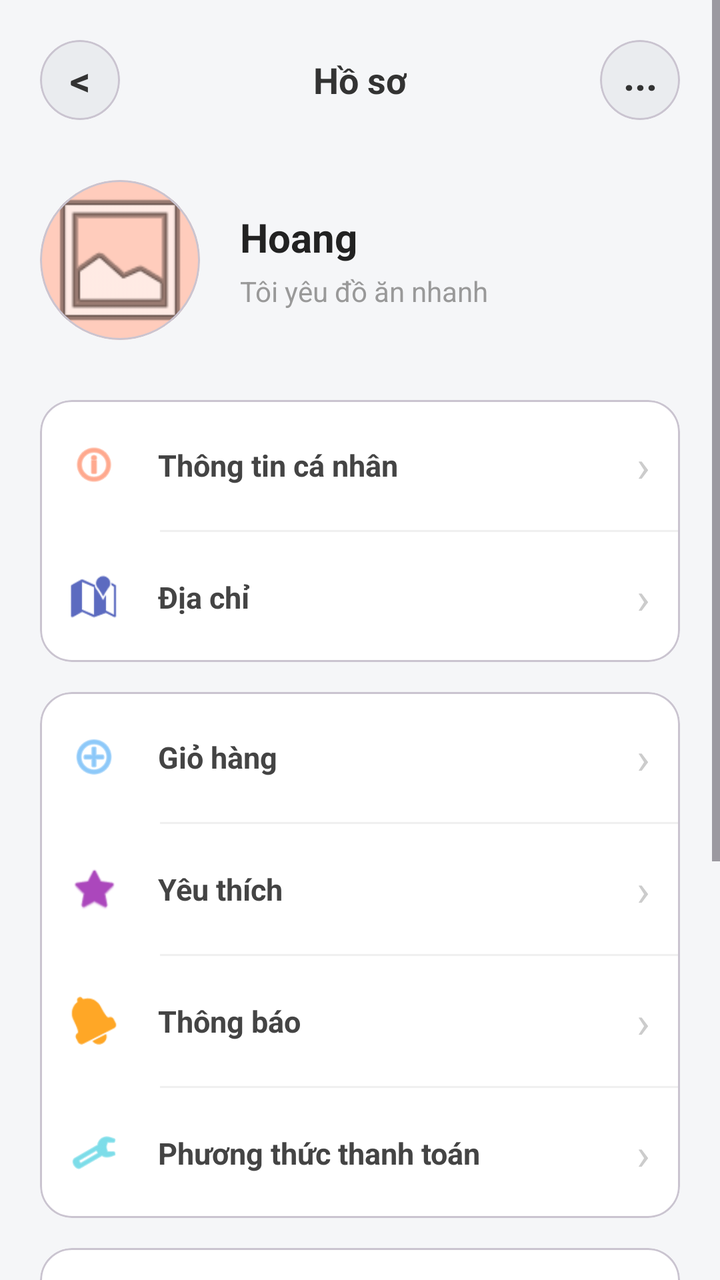
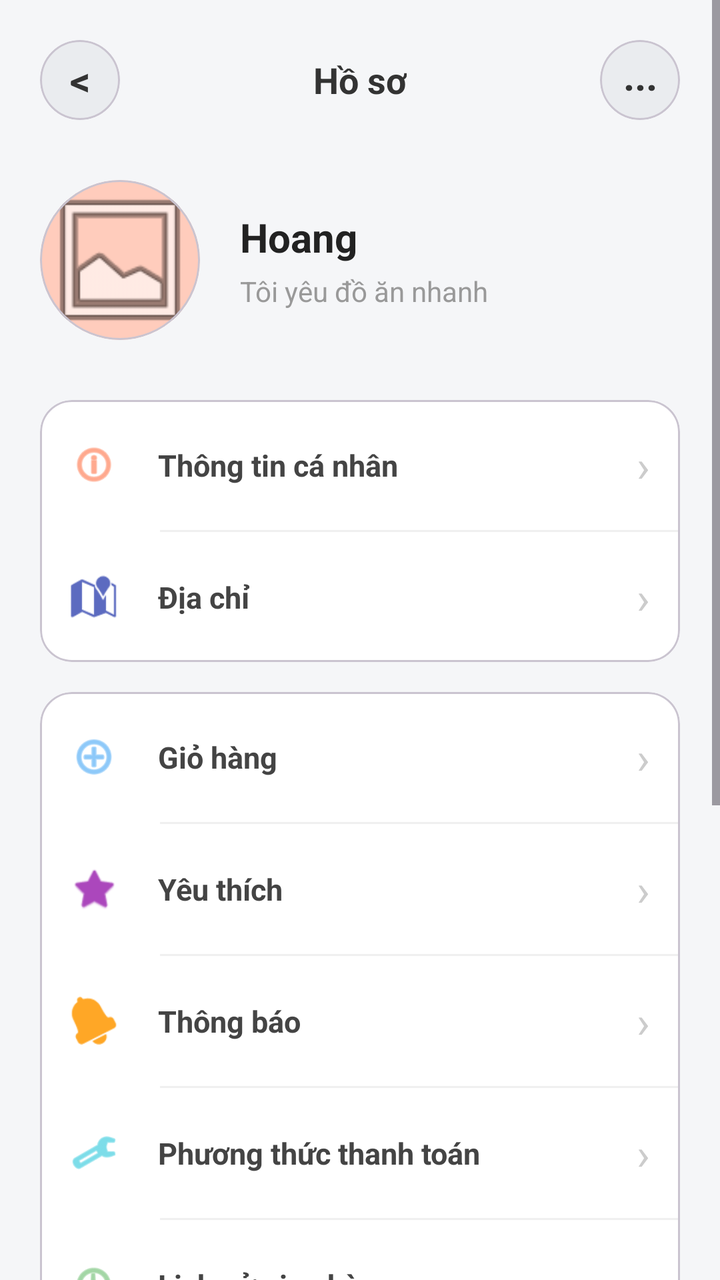

An Android layout rendered at two revisions. The XML below is the earlier revision; the diff shows what the commit changed to produce the second picture.
<!-- AndroidManifest.xml: application theme Theme.NHOM33 -->
<!-- res/layout/profile_activity.xml -->
<?xml version="1.0" encoding="utf-8"?>
<ScrollView xmlns:android="http://schemas.android.com/apk/res/android"
    xmlns:app="http://schemas.android.com/apk/res-auto"
    android:layout_width="match_parent"
    android:layout_height="match_parent"
    android:background="#F5F6F8">

    <LinearLayout
        android:layout_width="match_parent"
        android:layout_height="wrap_content"
        android:orientation="vertical"
        android:padding="20dp">

        
        <RelativeLayout
            android:layout_width="match_parent"
            android:layout_height="wrap_content">

            <com.google.android.material.card.MaterialCardView
                android:id="@+id/btn_back"
                android:layout_width="40dp"
                android:layout_height="40dp"
                android:clickable="true"
                android:focusable="true"
                android:foreground="?attr/selectableItemBackground"
                app:cardBackgroundColor="#EAECEF"
                app:cardCornerRadius="20dp"
                app:cardElevation="0dp">
                <TextView
                    android:layout_width="match_parent"
                    android:layout_height="match_parent"
                    android:gravity="center"
                    android:text="&lt;"
                    android:textColor="#333333"
                    android:textSize="20sp"
                    android:textStyle="bold" />
            </com.google.android.material.card.MaterialCardView>

            <TextView
                android:layout_width="wrap_content"
                android:layout_height="wrap_content"
                android:layout_centerInParent="true"
                android:text="Hồ sơ"
                android:textColor="#333333"
                android:textSize="18sp"
                android:textStyle="bold" />

            <com.google.android.material.card.MaterialCardView
                android:id="@+id/btn_menu_more"
                android:layout_width="40dp"
                android:layout_height="40dp"
                android:layout_alignParentEnd="true"
                android:clickable="true"
                android:focusable="true"
                android:foreground="?attr/selectableItemBackground"
                app:cardBackgroundColor="#EAECEF"
                app:cardCornerRadius="20dp"
                app:cardElevation="0dp">
                <TextView
                    android:layout_width="match_parent"
                    android:layout_height="match_parent"
                    android:gravity="center"
                    android:paddingBottom="5dp"
                    android:text="..."
                    android:textColor="#333333"
                    android:textSize="20sp"
                    android:textStyle="bold" />
            </com.google.android.material.card.MaterialCardView>
        </RelativeLayout>

        
        <LinearLayout
            android:layout_width="match_parent"
            android:layout_height="wrap_content"
            android:layout_marginTop="30dp"
            android:gravity="center_vertical"
            android:orientation="horizontal">

            <com.google.android.material.card.MaterialCardView
                android:id="@+id/btn_change_avatar"
                android:layout_width="80dp"
                android:layout_height="80dp"
                android:clickable="true"
                android:focusable="true"
                android:foreground="?attr/selectableItemBackground"
                app:cardBackgroundColor="#FFCCBC"
                app:cardCornerRadius="40dp"
                app:cardElevation="0dp">
                <ImageView
                    android:layout_width="match_parent"
                    android:layout_height="match_parent"
                    android:scaleType="centerCrop"
                    android:src="@android:drawable/ic_menu_gallery" />
            </com.google.android.material.card.MaterialCardView>

            <LinearLayout
                android:layout_width="wrap_content"
                android:layout_height="wrap_content"
                android:layout_marginStart="20dp"
                android:orientation="vertical">

                <TextView
                    android:id="@+id/txt_username"
                    android:layout_width="wrap_content"
                    android:layout_height="wrap_content"
                    android:text="Hoang"
                    android:textColor="#222222"
                    android:textSize="20sp"
                    android:textStyle="bold" />

                <TextView
                    android:id="@+id/txt_bio"
                    android:layout_width="wrap_content"
                    android:layout_height="wrap_content"
                    android:layout_marginTop="4dp"
                    android:text="Tôi yêu đồ ăn nhanh"
                    android:textColor="#999999"
                    android:textSize="14sp" />
            </LinearLayout>
        </LinearLayout>

        
        <com.google.android.material.card.MaterialCardView
            android:layout_width="match_parent"
            android:layout_height="wrap_content"
            android:layout_marginTop="30dp"
            app:cardBackgroundColor="#FFFFFF"
            app:cardCornerRadius="16dp"
            app:cardElevation="0dp">

            <LinearLayout android:orientation="vertical" android:layout_width="match_parent" android:layout_height="wrap_content">
                
                <RelativeLayout
                    android:id="@+id/btn_info_container"
                    android:layout_width="match_parent"
                    android:layout_height="65dp"
                    android:clickable="true"
                    android:focusable="true"
                    android:background="?attr/selectableItemBackground"
                    android:paddingHorizontal="15dp">
                    <ImageView android:id="@+id/icon1"
                        android:layout_width="24dp"
                        android:layout_height="24dp"
                        android:layout_centerVertical="true"
                        android:src="@android:drawable/ic_menu_info_details"
                        app:tint="#FF7043" />
                    <TextView android:id="@+id/btn_info_text"
                        android:layout_width="wrap_content"
                        android:layout_height="wrap_content"
                        android:layout_centerVertical="true"
                        android:layout_marginStart="20dp"
                        android:layout_toEndOf="@id/icon1"
                        android:text="Thông tin cá nhân"
                        android:textColor="#444444"
                        android:textSize="15sp"
                        android:textStyle="bold" />
                    <TextView
                        android:layout_width="wrap_content"
                        android:layout_height="wrap_content"
                        android:layout_alignParentEnd="true"
                        android:layout_centerVertical="true"
                        android:text="›"
                        android:textColor="#CCCCCC"
                        android:textSize="22sp" />
                </RelativeLayout>
                <View android:layout_width="match_parent" android:layout_height="1dp" android:layout_marginStart="60dp" android:background="#F0F0F0" />
                
                <RelativeLayout
                    android:id="@+id/btn_address_container"
                    android:layout_width="match_parent"
                    android:layout_height="65dp"
                    android:clickable="true"
                    android:focusable="true"
                    android:background="?attr/selectableItemBackground"
                    android:paddingHorizontal="15dp">
                    <ImageView android:id="@+id/icon2" android:layout_width="24dp" android:layout_height="24dp" android:layout_centerVertical="true" android:src="@android:drawable/ic_dialog_map" app:tint="#5C6BC0" />
                    <TextView android:layout_width="wrap_content" android:layout_height="wrap_content" android:layout_centerVertical="true" android:layout_marginStart="20dp" android:layout_toEndOf="@id/icon2" android:text="Địa chỉ" android:textColor="#444444" android:textSize="15sp" android:textStyle="bold" />
                    <TextView android:layout_width="wrap_content" android:layout_height="wrap_content" android:layout_alignParentEnd="true" android:layout_centerVertical="true" android:text="›" android:textColor="#CCCCCC" android:textSize="22sp" />
                </RelativeLayout>
            </LinearLayout>
        </com.google.android.material.card.MaterialCardView>

        
        <com.google.android.material.card.MaterialCardView
            android:layout_width="match_parent"
            android:layout_height="wrap_content"
            android:layout_marginTop="15dp"
            app:cardBackgroundColor="#FFFFFF"
            app:cardCornerRadius="16dp"
            app:cardElevation="0dp">

            <LinearLayout android:orientation="vertical" android:layout_width="match_parent" android:layout_height="wrap_content">
                
                <RelativeLayout
                    android:id="@+id/btn_cart_container"
                    android:layout_width="match_parent"
                    android:layout_height="65dp"
                    android:clickable="true"
                    android:focusable="true"
                    android:background="?attr/selectableItemBackground"
                    android:paddingHorizontal="15dp">
                    <ImageView android:id="@+id/icon3" android:layout_width="24dp" android:layout_height="24dp" android:layout_centerVertical="true" android:src="@android:drawable/ic_menu_add" app:tint="#42A5F5" />
                    <TextView android:layout_width="wrap_content" android:layout_height="wrap_content" android:layout_centerVertical="true" android:layout_marginStart="20dp" android:layout_toEndOf="@id/icon3" android:text="Giỏ hàng" android:textColor="#444444" android:textSize="15sp" android:textStyle="bold" />
                    <TextView android:layout_width="wrap_content" android:layout_height="wrap_content" android:layout_alignParentEnd="true" android:layout_centerVertical="true" android:text="›" android:textColor="#CCCCCC" android:textSize="22sp" />
                </RelativeLayout>
                <View android:layout_width="match_parent" android:layout_height="1dp" android:layout_marginStart="60dp" android:background="#F0F0F0" />
                
                <RelativeLayout
                    android:id="@+id/btn_favorite_container"
                    android:layout_width="match_parent"
                    android:layout_height="65dp"
                    android:clickable="true"
                    android:focusable="true"
                    android:background="?attr/selectableItemBackground"
                    android:paddingHorizontal="15dp">
                    <ImageView android:id="@+id/icon4" android:layout_width="24dp" android:layout_height="24dp" android:layout_centerVertical="true" android:src="@android:drawable/btn_star_big_off" app:tint="#AB47BC" />
                    <TextView android:layout_width="wrap_content" android:layout_height="wrap_content" android:layout_centerVertical="true" android:layout_marginStart="20dp" android:layout_toEndOf="@id/icon4" android:text="Yêu thích" android:textColor="#444444" android:textSize="15sp" android:textStyle="bold" />
                    <TextView android:layout_width="wrap_content" android:layout_height="wrap_content" android:layout_alignParentEnd="true" android:layout_centerVertical="true" android:text="›" android:textColor="#CCCCCC" android:textSize="22sp" />
                </RelativeLayout>
                <View android:layout_width="match_parent" android:layout_height="1dp" android:layout_marginStart="60dp" android:background="#F0F0F0" />
                
                <RelativeLayout
                    android:id="@+id/btn_notification_container"
                    android:layout_width="match_parent"
                    android:layout_height="65dp"
                    android:clickable="true"
                    android:focusable="true"
                    android:background="?attr/selectableItemBackground"
                    android:paddingHorizontal="15dp">
                    <ImageView android:id="@+id/icon5" android:layout_width="24dp" android:layout_height="24dp" android:layout_centerVertical="true" android:src="@android:drawable/ic_popup_reminder" app:tint="#FFA726" />
                    <TextView android:layout_width="wrap_content" android:layout_height="wrap_content" android:layout_centerVertical="true" android:layout_marginStart="20dp" android:layout_toEndOf="@id/icon5" android:text="Thông báo" android:textColor="#444444" android:textSize="15sp" android:textStyle="bold" />
                    <TextView android:layout_width="wrap_content" android:layout_height="wrap_content" android:layout_alignParentEnd="true" android:layout_centerVertical="true" android:text="›" android:textColor="#CCCCCC" android:textSize="22sp" />
                </RelativeLayout>
                <View android:layout_width="match_parent" android:layout_height="1dp" android:layout_marginStart="60dp" android:background="#F0F0F0" />
                
                <RelativeLayout
                    android:id="@+id/btn_payment_container"
                    android:layout_width="match_parent"
                    android:layout_height="65dp"
                    android:clickable="true"
                    android:focusable="true"
                    android:background="?attr/selectableItemBackground"
                    android:paddingHorizontal="15dp">
                    <ImageView android:id="@+id/icon6" android:layout_width="24dp" android:layout_height="24dp" android:layout_centerVertical="true" android:src="@android:drawable/ic_menu_manage" app:tint="#26C6DA" />
                    <TextView android:layout_width="wrap_content" android:layout_height="wrap_content" android:layout_centerVertical="true" android:layout_marginStart="20dp" android:layout_toEndOf="@id/icon6" android:text="Phương thức thanh toán" android:textColor="#444444" android:textSize="15sp" android:textStyle="bold" />
                    <TextView android:layout_width="wrap_content" android:layout_height="wrap_content" android:layout_alignParentEnd="true" android:layout_centerVertical="true" android:text="›" android:textColor="#CCCCCC" android:textSize="22sp" />
                </RelativeLayout>
            </LinearLayout>
        </com.google.android.material.card.MaterialCardView>

        
        <com.google.android.material.card.MaterialCardView
            android:layout_width="match_parent"
            android:layout_height="wrap_content"
            android:layout_marginTop="15dp"
            app:cardBackgroundColor="#FFFFFF"
            app:cardCornerRadius="16dp"
            app:cardElevation="0dp">

            <LinearLayout android:orientation="vertical" android:layout_width="match_parent" android:layout_height="wrap_content">
                
                <RelativeLayout
                    android:id="@+id/btn_faq_container"
                    android:layout_width="match_parent"
                    android:layout_height="65dp"
                    android:clickable="true"
                    android:focusable="true"
                    android:background="?attr/selectableItemBackground"
                    android:paddingHorizontal="15dp">
                    <ImageView android:id="@+id/icon7" android:layout_width="24dp" android:layout_height="24dp" android:layout_centerVertical="true" android:src="@android:drawable/ic_menu_help" app:tint="#FF7043" />
                    <TextView android:layout_width="wrap_content" android:layout_height="wrap_content" android:layout_centerVertical="true" android:layout_marginStart="20dp" android:layout_toEndOf="@id/icon7" android:text="Câu hỏi thường gặp" android:textColor="#444444" android:textSize="15sp" android:textStyle="bold" />
                    <TextView android:layout_width="wrap_content" android:layout_height="wrap_content" android:layout_alignParentEnd="true" android:layout_centerVertical="true" android:text="›" android:textColor="#CCCCCC" android:textSize="22sp" />
                </RelativeLayout>
                <View android:layout_width="match_parent" android:layout_height="1dp" android:layout_marginStart="60dp" android:background="#F0F0F0" />
                
                <RelativeLayout
                    android:id="@+id/btn_review_container"
                    android:layout_width="match_parent"
                    android:layout_height="65dp"
                    android:clickable="true"
                    android:focusable="true"
                    android:background="?attr/selectableItemBackground"
                    android:paddingHorizontal="15dp">
                    <ImageView android:id="@+id/icon8" android:layout_width="24dp" android:layout_height="24dp" android:layout_centerVertical="true" android:src="@android:drawable/ic_menu_sort_by_size" app:tint="#26A69A" />
                    <TextView android:layout_width="wrap_content" android:layout_height="wrap_content" android:layout_centerVertical="true" android:layout_marginStart="20dp" android:layout_toEndOf="@id/icon8" android:text="Đánh giá của người dùng" android:textColor="#444444" android:textSize="15sp" android:textStyle="bold" />
                    <TextView android:layout_width="wrap_content" android:layout_height="wrap_content" android:layout_alignParentEnd="true" android:layout_centerVertical="true" android:text="›" android:textColor="#CCCCCC" android:textSize="22sp" />
                </RelativeLayout>
                <View android:layout_width="match_parent" android:layout_height="1dp" android:layout_marginStart="60dp" android:background="#F0F0F0" />
                
                <RelativeLayout
                    android:id="@+id/btn_settings_container"
                    android:layout_width="match_parent"
                    android:layout_height="65dp"
                    android:clickable="true"
                    android:focusable="true"
                    android:background="?attr/selectableItemBackground"
                    android:paddingHorizontal="15dp">
                    <ImageView android:id="@+id/icon9" android:layout_width="24dp" android:layout_height="24dp" android:layout_centerVertical="true" android:src="@android:drawable/ic_menu_preferences" app:tint="#5C6BC0" />
                    <TextView android:layout_width="wrap_content" android:layout_height="wrap_content" android:layout_centerVertical="true" android:layout_marginStart="20dp" android:layout_toEndOf="@id/icon9" android:text="Cài đặt" android:textColor="#444444" android:textSize="15sp" android:textStyle="bold" />
                    <TextView android:layout_width="wrap_content" android:layout_height="wrap_content" android:layout_alignParentEnd="true" android:layout_centerVertical="true" android:text="›" android:textColor="#CCCCCC" android:textSize="22sp" />
                </RelativeLayout>
            </LinearLayout>
        </com.google.android.material.card.MaterialCardView>

        
        <com.google.android.material.card.MaterialCardView
            android:layout_width="match_parent"
            android:layout_height="wrap_content"
            android:layout_marginTop="15dp"
            android:layout_marginBottom="30dp"
            app:cardBackgroundColor="#FFFFFF"
            app:cardCornerRadius="16dp"
            app:cardElevation="0dp">

            <RelativeLayout
                android:id="@+id/btn_logout_container"
                android:layout_width="match_parent"
                android:layout_height="65dp"
                android:clickable="true"
                android:focusable="true"
                android:background="?attr/selectableItemBackground"
                android:paddingHorizontal="15dp">
                <ImageView android:id="@+id/iconLogout" android:layout_width="24dp" android:layout_height="24dp" android:layout_centerVertical="true" android:src="@android:drawable/ic_lock_power_off" app:tint="#EF5350" />
                <TextView android:layout_width="wrap_content" android:layout_height="wrap_content" android:layout_centerVertical="true" android:layout_marginStart="20dp" android:layout_toEndOf="@id/iconLogout" android:text="Đăng xuất" android:textColor="#EF5350" android:textSize="15sp" android:textStyle="bold" />
                <TextView android:layout_width="wrap_content" android:layout_height="wrap_content" android:layout_alignParentEnd="true" android:layout_centerVertical="true" android:text="›" android:textColor="#CCCCCC" android:textSize="22sp" />
            </RelativeLayout>
        </com.google.android.material.card.MaterialCardView>

    </LinearLayout>
</ScrollView>
<!-- resources referenced by this layout -->
<resources>
  <style name="Theme.NHOM33" parent="Base.Theme.NHOM33" />
  <style name="Base.Theme.NHOM33" parent="Theme.Material3.DayNight.NoActionBar">
          
          
      </style>
</resources>

<!-- the commit's change to res/layout/profile_activity.xml (unified diff, before → after) -->
@@ -245,6 +245,20 @@
                     <TextView android:layout_width="wrap_content" android:layout_height="wrap_content" android:layout_centerVertical="true" android:layout_marginStart="20dp" android:layout_toEndOf="@id/icon6" android:text="Phương thức thanh toán" android:textColor="#444444" android:textSize="15sp" android:textStyle="bold" />
                     <TextView android:layout_width="wrap_content" android:layout_height="wrap_content" android:layout_alignParentEnd="true" android:layout_centerVertical="true" android:text="›" android:textColor="#CCCCCC" android:textSize="22sp" />
                 </RelativeLayout>
+                <View android:layout_width="match_parent" android:layout_height="1dp" android:layout_marginStart="60dp" android:background="#F0F0F0" />
+                
+                <RelativeLayout
+                    android:id="@+id/btn_order_history_container"
+                    android:layout_width="match_parent"
+                    android:layout_height="65dp"
+                    android:clickable="true"
+                    android:focusable="true"
+                    android:background="?attr/selectableItemBackground"
+                    android:paddingHorizontal="15dp">
+                    <ImageView android:id="@+id/icon_history" android:layout_width="24dp" android:layout_height="24dp" android:layout_centerVertical="true" android:src="@android:drawable/ic_menu_recent_history" app:tint="#66BB6A" />
+                    <TextView android:layout_width="wrap_content" android:layout_height="wrap_content" android:layout_centerVertical="true" android:layout_marginStart="20dp" android:layout_toEndOf="@id/icon_history" android:text="Lịch sử giao hàng" android:textColor="#444444" android:textSize="15sp" android:textStyle="bold" />
+                    <TextView android:layout_width="wrap_content" android:layout_height="wrap_content" android:layout_alignParentEnd="true" android:layout_centerVertical="true" android:text="›" android:textColor="#CCCCCC" android:textSize="22sp" />
+                </RelativeLayout>
             </LinearLayout>
         </com.google.android.material.card.MaterialCardView>
 
